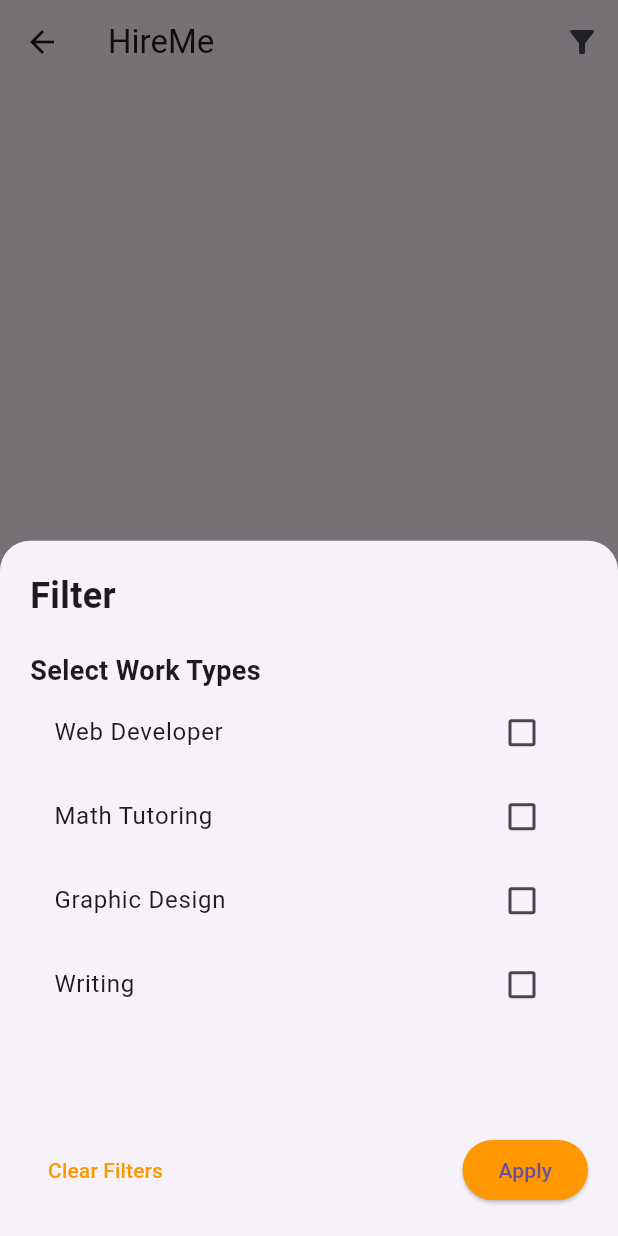
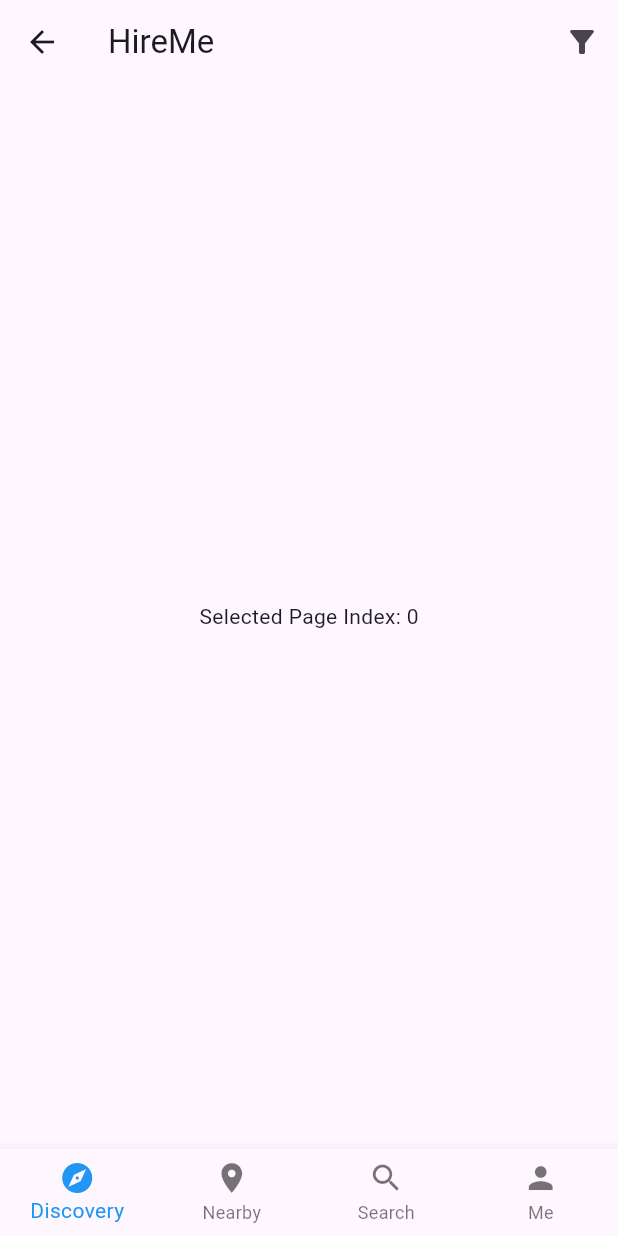
Before and after one commit to bananaNuggets75/freelancing-app-CPU, a Flutter app: the HomePage screen opened by its route, after a tap on the "filter alt" icon, on a phone screen of 412 x 824 dp. Run offline on Flutter 3.47's test engine with Material 3 defaults, Android fonts, the phone set to English and light mode, and no system bars.

```diff
--- a/freelancing_app/lib/home_page.dart
+++ b/freelancing_app/lib/home_page.dart
@@ -8,85 +8,13 @@ class HomePage extends StatefulWidget {
 }
 
 class _HomePageState extends State<HomePage> {
-  final List<String> workTypes = ['Web Developer', 'Math Tutoring', 'Graphic Design', 'Writing'];
-  List<String> selectedWorkTypes = [];
+  int _selectedIndex = 0;
 
-  void _openFilterDrawer() {
-    showModalBottomSheet(
-      context: context,
-      builder: (BuildContext context) {
-        return StatefulBuilder(
-          builder: (BuildContext context, StateSetter setState) {
-            return _buildFilterDrawer(setState);
-          },
-        );
-      },
-      shape: const RoundedRectangleBorder(
-        borderRadius: BorderRadius.vertical(top: Radius.circular(20)),
-      ),
-    );
-  }
-
-  Widget _buildFilterDrawer(StateSetter setModalState) {
-    return Container(
-      padding: const EdgeInsets.all(20.0),
-      child: Column(
-        crossAxisAlignment: CrossAxisAlignment.start,
-        children: [
-          const Text(
-            'Filter',
-            style: TextStyle(fontSize: 24, fontWeight: FontWeight.bold),
-          ),
-          const SizedBox(height: 20),
-          const Text(
-            'Select Work Types',
-            style: TextStyle(fontSize: 18, fontWeight: FontWeight.w600),
-          ),
-          Expanded(
-            child: ListView(
-              children: workTypes.map((workType) {
-                return CheckboxListTile(
-                  title: Text(workType),
-                  value: selectedWorkTypes.contains(workType),
-                  onChanged: (bool? value) {
-                    setModalState(() {
-                      if (value == true) {
-                        selectedWorkTypes.add(workType);
-                      } else {
-                        selectedWorkTypes.remove(workType);
-                      }
-                    });
-                  },
-                );
-              }).toList(),
-            ),
-          ),
-          const SizedBox(height: 20),
-          Row(
-            mainAxisAlignment: MainAxisAlignment.spaceBetween,
-            children: [
-              TextButton(
-                onPressed: () {
-                  setModalState(() {
-                    selectedWorkTypes.clear();
-                  });
-                  Navigator.of(context).pop();
-                },
-                child: const Text('Clear Filters', style: TextStyle(color: Colors.orange)),
-              ),
-              ElevatedButton(
-                onPressed: () {
-                  print('Selected Work Types: $selectedWorkTypes');
-                  Navigator.of(context).pop();
-                },
-                style: ElevatedButton.styleFrom(backgroundColor: Colors.orange),
-                child: const Text('Apply'),
-              ),
-            ],
-          ),
-        ],
-      ),
-    );
+  void _onItemTapped(int index) {
+    setState(() {
+      _selectedIndex = index;
+    });
+    print("Selected Index: $index");
   }
 
   @override
@@ -97,12 +25,41 @@ class _HomePageState extends State<HomePage> {
         actions: [
           IconButton(
             icon: const Icon(Icons.filter_alt),
-            onPressed: _openFilterDrawer,
+            onPressed: () {
+            },
           ),
         ],
       ),
       body: Center(
-        child: const Text('Welcome to Home Page'),
+        child: Text('Selected Page Index: $_selectedIndex'),
+      ),
+      bottomNavigationBar: BottomNavigationBar(
+        type: BottomNavigationBarType.fixed,
+        items: const <BottomNavigationBarItem>[
+          BottomNavigationBarItem(
+            icon: Icon(Icons.explore),
+            label: 'Discovery',
+          ),
+          // BottomNavigationBarItem( // note sure yet
+            // icon: Icon(Icons.work),
+            // label: 'Jobs',
+          //),
+          BottomNavigationBarItem(
+            icon: Icon(Icons.location_on),
+            label: 'Nearby',
+          ),
+          BottomNavigationBarItem(
+            icon: Icon(Icons.search),
+            label: 'Search',
+          ),
+          BottomNavigationBarItem(
+            icon: Icon(Icons.person),
+            label: 'Me',
+          ),
+        ],
+        currentIndex: _selectedIndex,
+        selectedItemColor: Colors.blue,
+        onTap: _onItemTapped,
       ),
     );
   }
```
